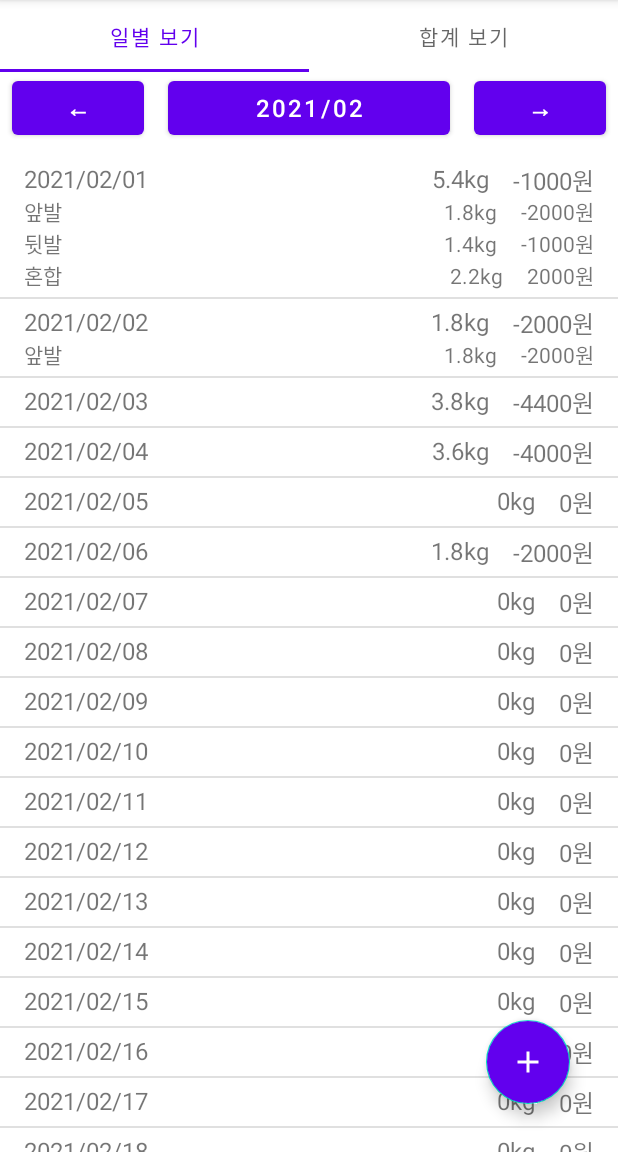
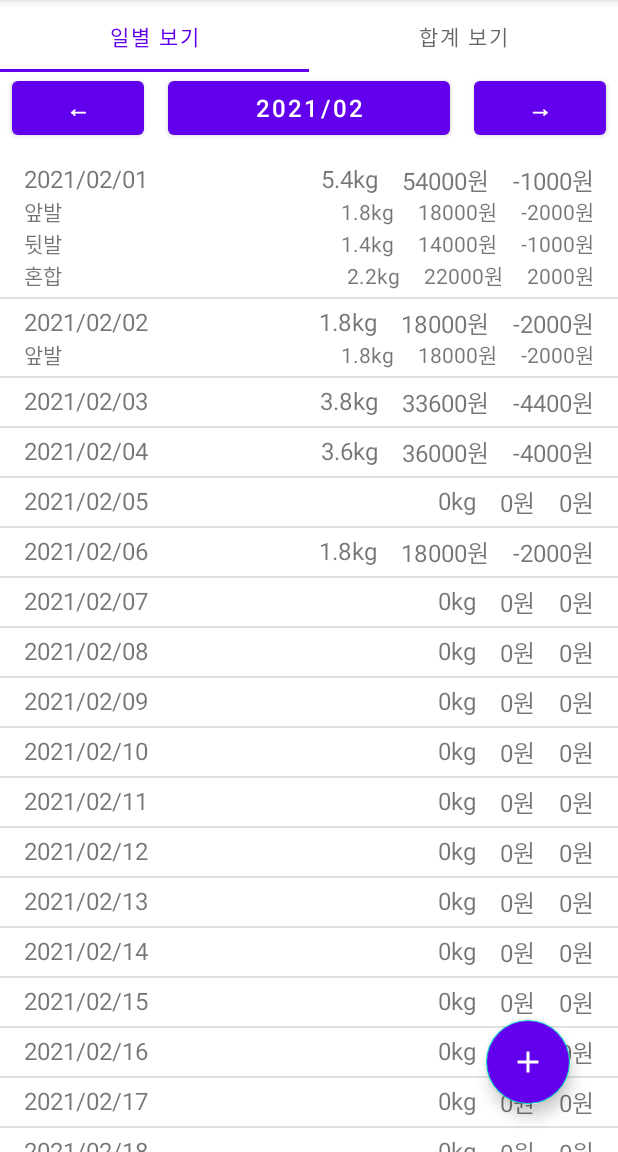
Before and after one commit to mbkim95/JokbalManager, an Android app: the screen it shows after launch (MainActivity), after a tap on "2021/02/02", on a phone screen of 412 x 824 dp, the part 84-1236 px from its top. Run offline under Robolectric (Android 15) with nearby library versions, the phone set to English and light mode, and no system bars; 3 other taps on this screen came first.

Commit message:
DailyFragment에 총 구매 가격 추가

```diff
--- a/app/src/main/java/com/example/jokbalmanager/adapter/DailyAdapter.kt
+++ b/app/src/main/java/com/example/jokbalmanager/adapter/DailyAdapter.kt
@@ -68,6 +68,7 @@ class DailyAdapter(private var dates: List<DayOrder>) :
                 binding.apply {
                     totalWeightText.text = root.context.getText(R.string.zero_weight)
                     totalBalanceText.text = root.context.getText(R.string.zero_balance)
+                    totalPriceText.text = root.context.getText(R.string.zero_balance)
                     front.root.visibility = View.GONE
                     back.root.visibility = View.GONE
                     mix.root.visibility = View.GONE
@@ -77,15 +78,18 @@ class DailyAdapter(private var dates: List<DayOrder>) :
 
             var totalWeight = 0.0
             var totalBalance = 0
+            var totalPrice = 0
             orders.forEach {
                 totalWeight += it.weight
                 totalBalance += calculateBalance(it)
+                totalPrice += (it.price * it.weight).toInt()
                 when (it.type) {
                     Jok.FRONT -> {
                         binding.front.apply {
                             root.visibility = View.VISIBLE
                             orderTypeText.text = root.context.getString(R.string.front_leg)
                             weightText.text = "${it.weight}kg"
+                            totalPriceText.text = "${(it.price * it.weight).toInt()}원"
                             balanceText.text = "${calculateBalance(it)}원"
                         }
                     }
@@ -94,6 +98,7 @@ class DailyAdapter(private var dates: List<DayOrder>) :
                             root.visibility = View.VISIBLE
                             orderTypeText.text = root.context.getString(R.string.back_leg)
                             weightText.text = "${it.weight}kg"
+                            totalPriceText.text = "${(it.price * it.weight).toInt()}원"
                             balanceText.text = "${calculateBalance(it)}원"
                         }
                     }
@@ -102,6 +107,7 @@ class DailyAdapter(private var dates: List<DayOrder>) :
                             root.visibility = View.VISIBLE
                             orderTypeText.text = root.context.getString(R.string.mix_leg)
                             weightText.text = "${it.weight}kg"
+                            totalPriceText.text = "${(it.price * it.weight).toInt()}원"
                             balanceText.text = "${calculateBalance(it)}원"
                         }
                     }
@@ -109,6 +115,7 @@ class DailyAdapter(private var dates: List<DayOrder>) :
             }
             binding.apply {
                 totalWeightText.text = "${totalWeight}kg"
+                totalPriceText.text = "${totalPrice}원"
                 totalBalanceText.text = "${totalBalance}원"
             }
         }
--- a/app/src/main/res/layout/daily_detail_item.xml
+++ b/app/src/main/res/layout/daily_detail_item.xml
@@ -21,9 +21,19 @@
         android:layout_height="wrap_content"
         android:layout_marginEnd="16dp"
         app:layout_constraintBottom_toBottomOf="parent"
+        app:layout_constraintEnd_toStartOf="@id/total_price_text"
+        app:layout_constraintTop_toTopOf="parent"
+        tools:text="1.8kg" />
+
+    <TextView
+        android:id="@+id/total_price_text"
+        android:layout_width="wrap_content"
+        android:layout_height="wrap_content"
+        android:layout_marginEnd="16dp"
+        app:layout_constraintBottom_toBottomOf="parent"
         app:layout_constraintEnd_toStartOf="@id/balance_text"
         app:layout_constraintTop_toTopOf="parent"
-        tools:text="1.8kg" />
+        tools:text="18000원" />
 
     <TextView
         android:id="@+id/balance_text"
--- a/app/src/main/res/layout/daily_item.xml
+++ b/app/src/main/res/layout/daily_item.xml
@@ -24,9 +24,20 @@
         android:layout_marginEnd="16dp"
         android:text="@string/zero_weight"
         android:textSize="16sp"
+        app:layout_constraintEnd_toStartOf="@id/total_price_text"
+        app:layout_constraintTop_toTopOf="parent"
+        tools:text="1.8kg" />
+
+    <TextView
+        android:id="@+id/total_price_text"
+        android:layout_width="wrap_content"
+        android:layout_height="wrap_content"
+        android:layout_marginEnd="16dp"
+        android:text="@string/zero_balance"
+        android:textSize="16sp"
         app:layout_constraintEnd_toStartOf="@id/total_balance_text"
         app:layout_constraintTop_toTopOf="parent"
-        tools:text="1.8kg" />
+        tools:text="18000원" />
 
     <TextView
         android:id="@+id/total_balance_text"
@@ -39,7 +50,6 @@
         app:layout_constraintTop_toTopOf="parent"
         tools:text="+2000" />
 
-    <!--    TODO: 보여주면 좋을 정보 추려서 레이아웃 만들어야함 -->
     <LinearLayout
         android:id="@+id/order_detail_layout"
         android:layout_width="match_parent"
```
